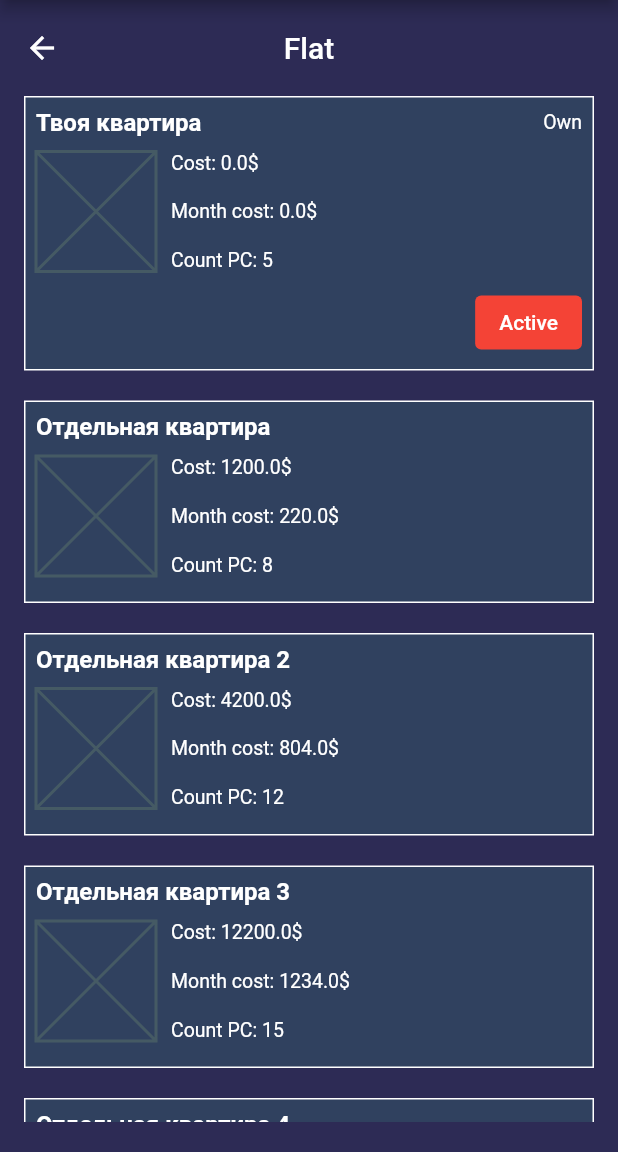
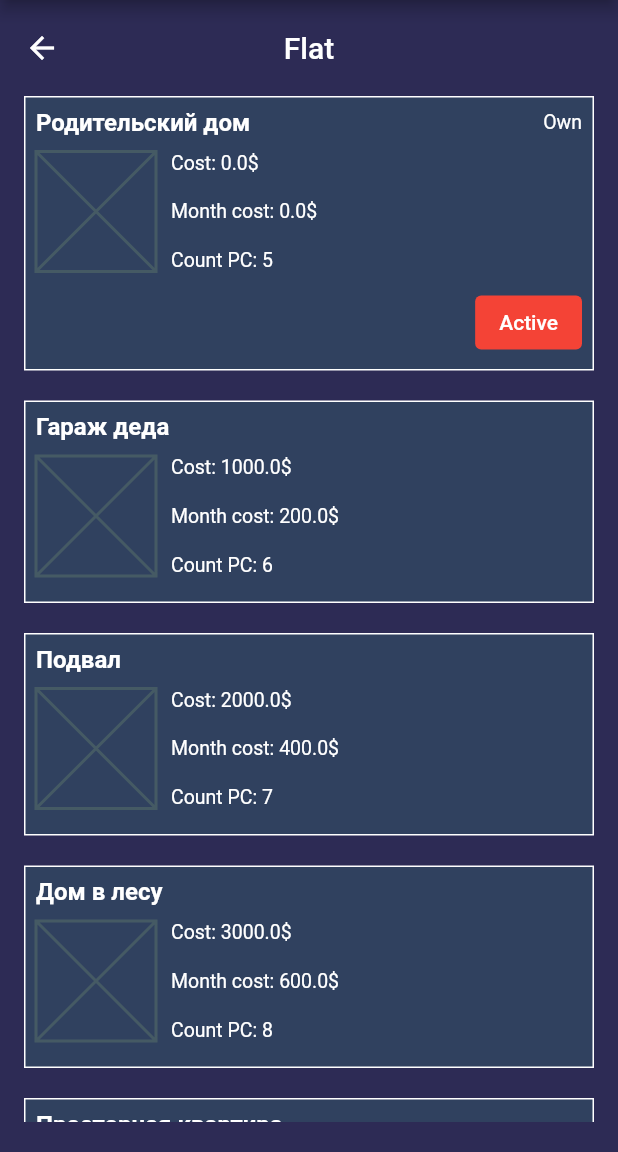
Before and after one commit to PanteoPro/flutter_crypto_idle, a Flutter app: the screen it shows after launch, after a tap on "Buy flat", on a phone screen of 412 x 824 dp, the part 84-1236 px from its top. Run offline on Flutter 3.47's test engine with Material 2 defaults, Android fonts, the phone set to English and light mode, and no system bars; our stand-ins replace adaptive_theme, hive, hive_flutter, syncfusion_flutter_charts; missing offline and left inert: syncfusion_flutter_core; accounts and stored records are empty.

Commit message:
some changes

```diff
--- a/lib/initial_data.dart
+++ b/lib/initial_data.dart
@@ -75,7 +75,9 @@ abstract class InitialData {
   static const int baseMonthCostFlat = 200;
   static const int baseCountPC = 5;
 
-  static const double minTokenPrice = 0.001;
+  static const double minTooLowTokenPrice = 0.001;
+  static const double maxTooLowTokenPrice = 0.1;
+  static const double maxLowTokenPrice = 100;
   static const double maxTokenPrice = 4000.0;
 
   static List<PC> getInitialPCs() {
@@ -86,6 +88,7 @@ abstract class InitialData {
       final costSell = cost * sellCoefPC;
       final power = (basePowerPC * index).toDouble();
       final energy = (baseEnergyPC * index).toDouble();
+      index += 1;
       return PC(id: index, name: name, cost: cost, costSell: costSell, power: power, energy: energy);
     });
     return result.toList();
@@ -100,6 +103,7 @@ abstract class InitialData {
       final countPC = baseCountPC + index - 1;
       final isBuy = index == 1 || false;
       final isActive = index == 1 || false;
+      index += 1;
       return Flat(
         id: index,
         name: name,
@@ -116,22 +120,39 @@ abstract class InitialData {
   static List<Token> getInitialTokens() {
     const names = InitialDataNames.namesCrypto;
     var index = 1;
-    final result = names.entries.map(
-      (e) => Token(
+    final result = names.entries.map((e) {
+      final token = Token(
         id: index,
         symbol: e.key,
         fullName: e.value,
         count: 0,
         coefMining: 0,
-      ),
-    );
+      );
+      index += 1;
+      return token;
+    });
     return result.toList();
   }
 
   static List<PriceToken> getInitialPrices(List<Token> tokens) {
     final result = tokens.map((Token token) {
+      final random = Random();
+      final isLowPrice = random.nextBool();
+      final isTooLowPrice = random.nextBool();
+
+      final startCost = isLowPrice
+          ? isTooLowPrice
+              ? minTooLowTokenPrice
+              : maxTooLowTokenPrice
+          : maxLowTokenPrice;
+      final endCost = isLowPrice
+          ? isTooLowPrice
+              ? maxTooLowTokenPrice
+              : maxLowTokenPrice
+          : maxTokenPrice;
+
       final cost = double.parse(
-        (minTokenPrice + Random().nextDouble() * (maxTokenPrice - minTokenPrice)).toStringAsFixed(2),
+        (startCost + Random().nextDouble() * (endCost - startCost)).toStringAsFixed(2),
       );
       return PriceToken(
         date: DateTime.now().add(const Duration(days: -1)),
--- a/lib/l10n/intl_ru.arb
+++ b/lib/l10n/intl_ru.arb
@@ -30,7 +30,7 @@
     "game_market_pc_cost_item_title": "Стоимость",
     "game_market_pc_cost_sell_item_title": "Стоимость при продаже",
     "game_market_pc_power_item_title": "Мощность",
-    "game_market_pc_energy_item_title": "Потребление электричества",
+    "game_market_pc_energy_item_title": "Потребление",
     "game_market_pc_you_have_item_title": "У вас имеется {value} штук",
     "game_market_pc_buy_item_title": "Купить",
     "game_market_pc_sell_item_title": "Продать",
--- a/lib/main.dart
+++ b/lib/main.dart
@@ -3,6 +3,7 @@ import 'package:crypto_idle/domain/entities/game.dart';
 import 'package:crypto_idle/domain/entities/price_token.dart';
 import 'package:crypto_idle/domain/entities/statistics.dart';
 import 'package:crypto_idle/domain/entities/token.dart';
+import 'package:crypto_idle/initial_data.dart';
 import 'package:crypto_idle/ui/main_app.dart';
 import 'package:flutter/material.dart';
 import 'package:hive_flutter/adapters.dart';
@@ -26,11 +27,7 @@ Future<void> firstDataPC() async {
     Hive.registerAdapter(PCAdapter());
   }
   final _pcBox = await Hive.openBox<PC>('pc_const');
-  final pcs = <PC>[
-    PC(id: 1, name: 'Старый ПК', cost: 50, costSell: 35, power: 48, energy: 220),
-    PC(id: 2, name: 'Новый ПК', cost: 120, costSell: 70, power: 70, energy: 380),
-    PC(id: 3, name: 'Крутой ПК', cost: 250, costSell: 170, power: 100, energy: 520),
-  ];
+  final pcs = InitialData.getInitialPCs();
   var key = 1;
   for (final PC pc in pcs) {
     await _pcBox.put(key, pc);
@@ -43,13 +40,7 @@ Future<void> firstDataFlat() async {
     Hive.registerAdapter(FlatAdapter());
   }
   final _flatBox = await Hive.openBox<Flat>('flat');
-  final flats = <Flat>[
-    Flat(id: 1, name: 'Твоя квартира', cost: 0, costMonth: 0, countPC: 5, isBuy: true, isActive: true),
-    Flat(id: 2, name: 'Отдельная квартира', cost: 1200, costMonth: 220, countPC: 8, isBuy: false, isActive: false),
-    Flat(id: 2, name: 'Отдельная квартира 2', cost: 4200, costMonth: 804, countPC: 12, isBuy: false, isActive: false),
-    Flat(id: 2, name: 'Отдельная квартира 3', cost: 12200, costMonth: 1234, countPC: 15, isBuy: false, isActive: false),
-    Flat(id: 2, name: 'Отдельная квартира 4', cost: 42300, costMonth: 6342, countPC: 20, isBuy: false, isActive: false),
-  ];
+  final flats = InitialData.getInitialFlats();
   var key = 1;
   for (final Flat flat in flats) {
     await _flatBox.put(key, flat);
@@ -67,21 +58,8 @@ Future<void> firstDataToken() async {
   final _tokenBox = await Hive.openBox<Token>('token');
   final _priceBox = await Hive.openBox<PriceToken>('price_token');
 
-  final tokens = <Token>[
-    Token(id: 1, symbol: 'BTC', fullName: 'Bitcoin', count: 0.0003, coefMining: 0.001),
-    Token(id: 2, symbol: 'ETC', fullName: 'Etherium classic', count: 10, coefMining: 0.02),
-    Token(id: 3, symbol: 'ETH', fullName: 'Etherium', count: 0, coefMining: 0.05),
-    Token(id: 4, symbol: 'BNB', fullName: 'Binance', count: 0, coefMining: 0.11),
-    Token(id: 5, symbol: 'DOL', fullName: 'Deep of league', count: 1024, coefMining: 0.4),
-  ];
-
-  final prices = <PriceToken>[
-    PriceToken(date: DateTime.now().add(Duration(days: -1)), cost: 4234.23, tokenId: 1),
-    PriceToken(date: DateTime.now().add(Duration(days: -1)), cost: 434.23, tokenId: 2),
-    PriceToken(date: DateTime.now().add(Duration(days: -1)), cost: 234.12, tokenId: 3),
-    PriceToken(date: DateTime.now().add(Duration(days: -1)), cost: 23.00, tokenId: 4),
-    PriceToken(date: DateTime.now().add(Duration(days: -1)), cost: 0.123, tokenId: 5),
-  ];
+  final tokens = InitialData.getInitialTokens();
+  final prices = InitialData.getInitialPrices(tokens);
 
   await _tokenBox.addAll(tokens);
   await _priceBox.addAll(prices);
```
Also changed, not shown: lib/generated/intl/messages_ru.dart, 1 other file.
